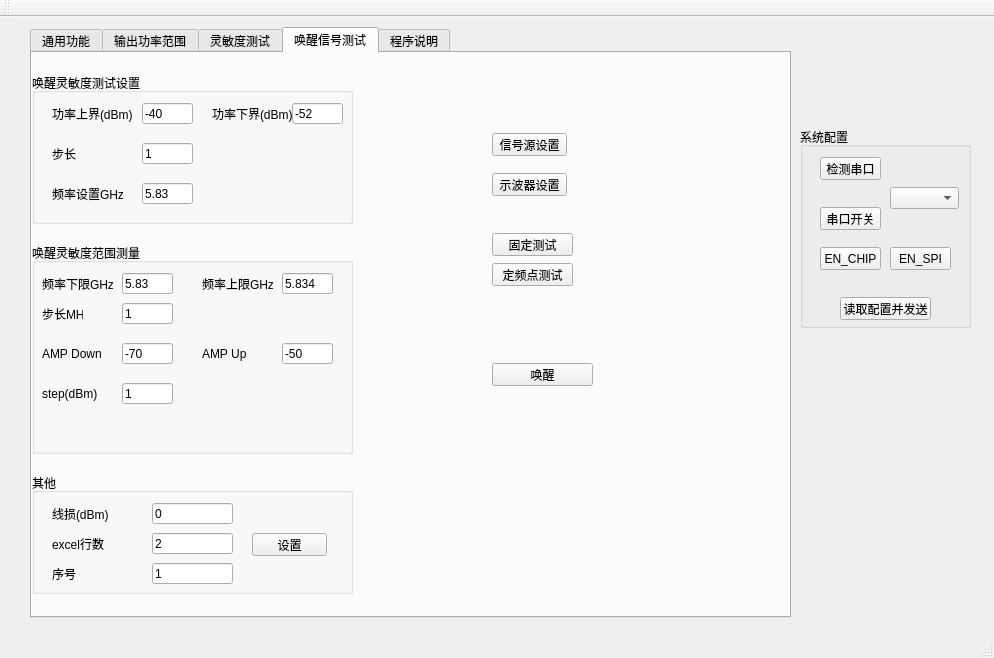
Above: VisaCtrlV1/mainwindow.ui from jayhood970131/visacontrol before the change. Below: the same form after it.
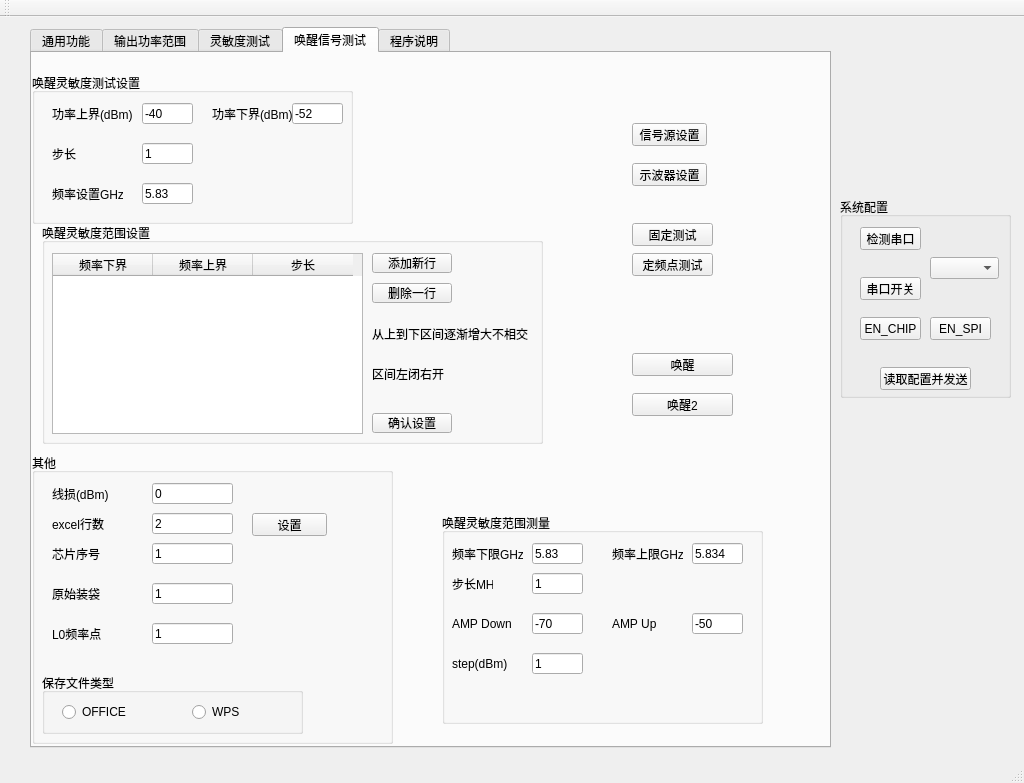
That is the form after the change.

Commit message: 唤醒灵敏度测试算法中心扩展和范围收缩法

```diff
--- a/VisaCtrlV1/mainwindow.ui
+++ b/VisaCtrlV1/mainwindow.ui
@@ -6,8 +6,8 @@
    <rect>
     <x>0</x>
     <y>0</y>
-    <width>994</width>
-    <height>658</height>
+    <width>1024</width>
+    <height>783</height>
    </rect>
   </property>
   <property name="windowTitle">
@@ -19,8 +19,8 @@
      <rect>
       <x>30</x>
       <y>10</y>
-      <width>761</width>
-      <height>591</height>
+      <width>801</width>
+      <height>721</height>
      </rect>
     </property>
     <property name="currentIndex">
@@ -1500,8 +1500,8 @@
      <widget class="QPushButton" name="btnWuN5172B">
       <property name="geometry">
        <rect>
-        <x>460</x>
-        <y>80</y>
+        <x>600</x>
+        <y>70</y>
         <width>75</width>
         <height>23</height>
        </rect>
@@ -1513,8 +1513,8 @@
      <widget class="QPushButton" name="btnWuTest">
       <property name="geometry">
        <rect>
-        <x>460</x>
-        <y>180</y>
+        <x>600</x>
+        <y>170</y>
         <width>81</width>
         <height>23</height>
        </rect>
@@ -1526,8 +1526,8 @@
      <widget class="QPushButton" name="btnWuSet">
       <property name="geometry">
        <rect>
-        <x>460</x>
-        <y>120</y>
+        <x>600</x>
+        <y>110</y>
         <width>75</width>
         <height>23</height>
        </rect>
@@ -1539,8 +1539,8 @@
      <widget class="QPushButton" name="WuFreTest">
       <property name="geometry">
        <rect>
-        <x>460</x>
-        <y>210</y>
+        <x>600</x>
+        <y>200</y>
         <width>81</width>
         <height>23</height>
        </rect>
@@ -1552,8 +1552,8 @@
      <widget class="QGroupBox" name="groupBox_2">
       <property name="geometry">
        <rect>
-        <x>0</x>
-        <y>190</y>
+        <x>410</x>
+        <y>460</y>
         <width>321</width>
         <height>211</height>
        </rect>
@@ -1721,8 +1721,8 @@
      <widget class="QPushButton" name="WuMaxAmplTest">
       <property name="geometry">
        <rect>
-        <x>460</x>
-        <y>310</y>
+        <x>600</x>
+        <y>300</y>
         <width>101</width>
         <height>23</height>
        </rect>
@@ -1735,9 +1735,9 @@
       <property name="geometry">
        <rect>
         <x>0</x>
-        <y>420</y>
-        <width>321</width>
-        <height>121</height>
+        <y>400</y>
+        <width>361</width>
+        <height>291</height>
        </rect>
       </property>
       <property name="title">
@@ -1813,12 +1813,12 @@
         <rect>
          <x>20</x>
          <y>80</y>
-         <width>41</width>
+         <width>71</width>
          <height>41</height>
         </rect>
        </property>
        <property name="text">
-        <string>序号</string>
+        <string>芯片序号</string>
        </property>
       </widget>
       <widget class="QLineEdit" name="EditBoardWu">
@@ -1834,6 +1834,225 @@
         <string>1</string>
        </property>
       </widget>
+      <widget class="QLabel" name="label_50">
+       <property name="geometry">
+        <rect>
+         <x>20</x>
+         <y>120</y>
+         <width>81</width>
+         <height>41</height>
+        </rect>
+       </property>
+       <property name="text">
+        <string>原始装袋</string>
+       </property>
+      </widget>
+      <widget class="QLineEdit" name="tb_originalPackage">
+       <property name="geometry">
+        <rect>
+         <x>120</x>
+         <y>130</y>
+         <width>81</width>
+         <height>21</height>
+        </rect>
+       </property>
+       <property name="text">
+        <string>1</string>
+       </property>
+      </widget>
+      <widget class="QGroupBox" name="groupBox_appHandle">
+       <property name="geometry">
+        <rect>
+         <x>10</x>
+         <y>220</y>
+         <width>261</width>
+         <height>61</height>
+        </rect>
+       </property>
+       <property name="title">
+        <string>保存文件类型</string>
+       </property>
+       <widget class="QRadioButton" name="rb_office">
+        <property name="geometry">
+         <rect>
+          <x>20</x>
+          <y>30</y>
+          <width>91</width>
+          <height>18</height>
+         </rect>
+        </property>
+        <property name="text">
+         <string>OFFICE</string>
+        </property>
+       </widget>
+       <widget class="QRadioButton" name="rb_wps">
+        <property name="geometry">
+         <rect>
+          <x>150</x>
+          <y>30</y>
+          <width>91</width>
+          <height>18</height>
+         </rect>
+        </property>
+        <property name="text">
+         <string>WPS</string>
+        </property>
+       </widget>
+      </widget>
+      <widget class="QLabel" name="label_51">
+       <property name="geometry">
+        <rect>
+         <x>20</x>
+         <y>160</y>
+         <width>81</width>
+         <height>41</height>
+        </rect>
+       </property>
+       <property name="text">
+        <string>L0频率点</string>
+       </property>
+      </widget>
+      <widget class="QLineEdit" name="tb_L0Wu">
+       <property name="geometry">
+        <rect>
+         <x>120</x>
+         <y>170</y>
+         <width>81</width>
+         <height>21</height>
+        </rect>
+       </property>
+       <property name="text">
+        <string>1</string>
+       </property>
+      </widget>
+     </widget>
+     <widget class="QGroupBox" name="groupBox_12">
+      <property name="geometry">
+       <rect>
+        <x>10</x>
+        <y>170</y>
+        <width>501</width>
+        <height>221</height>
+       </rect>
+      </property>
+      <property name="title">
+       <string>唤醒灵敏度范围设置</string>
+      </property>
+      <widget class="QTableWidget" name="tbl_spanSet">
+       <property name="geometry">
+        <rect>
+         <x>10</x>
+         <y>30</y>
+         <width>311</width>
+         <height>181</height>
+        </rect>
+       </property>
+       <column>
+        <property name="text">
+         <string>频率下界</string>
+        </property>
+       </column>
+       <column>
+        <property name="text">
+         <string>频率上界</string>
+        </property>
+       </column>
+       <column>
+        <property name="text">
+         <string>步长</string>
+        </property>
+       </column>
+      </widget>
+      <widget class="QPushButton" name="btn_newLineWu">
+       <property name="geometry">
+        <rect>
+         <x>330</x>
+         <y>30</y>
+         <width>80</width>
+         <height>20</height>
+        </rect>
+       </property>
+       <property name="text">
+        <string>添加新行</string>
+       </property>
+      </widget>
+      <widget class="QPushButton" name="btn_removeLineWu">
+       <property name="geometry">
+        <rect>
+         <x>330</x>
+         <y>60</y>
+         <width>80</width>
+         <height>20</height>
+        </rect>
+       </property>
+       <property name="text">
+        <string>删除一行</string>
+       </property>
+      </widget>
+      <widget class="QPushButton" name="btn_finishConfigWu">
+       <property name="geometry">
+        <rect>
+         <x>330</x>
+         <y>190</y>
+         <width>80</width>
+         <height>20</height>
+        </rect>
+       </property>
+       <property name="text">
+        <string>确认设置</string>
+       </property>
+      </widget>
+      <widget class="QLabel" name="label_52">
+       <property name="geometry">
+        <rect>
+         <x>330</x>
+         <y>90</y>
+         <width>171</width>
+         <height>41</height>
+        </rect>
+       </property>
+       <property name="lineWidth">
+        <number>-2</number>
+       </property>
+       <property name="text">
+        <string>从上到下区间逐渐增大不相交</string>
+       </property>
+       <property name="textFormat">
+        <enum>Qt::AutoText</enum>
+       </property>
+      </widget>
+      <widget class="QLabel" name="label_53">
+       <property name="geometry">
+        <rect>
+         <x>330</x>
+         <y>130</y>
+         <width>171</width>
+         <height>41</height>
+        </rect>
+       </property>
+       <property name="lineWidth">
+        <number>-2</number>
+       </property>
+       <property name="text">
+        <string>区间左闭右开</string>
+       </property>
+       <property name="textFormat">
+        <enum>Qt::AutoText</enum>
+       </property>
+      </widget>
+     </widget>
+     <widget class="QPushButton" name="btn_wuSpanTest2">
+      <property name="geometry">
+       <rect>
+        <x>600</x>
+        <y>340</y>
+        <width>101</width>
+        <height>23</height>
+       </rect>
+      </property>
+      <property name="text">
+       <string>唤醒2</string>
+      </property>
      </widget>
     </widget>
     <widget class="QWidget" name="tab_3">
@@ -1894,8 +2113,8 @@
    <widget class="QGroupBox" name="groupBox_8">
     <property name="geometry">
      <rect>
-      <x>800</x>
-      <y>110</y>
+      <x>840</x>
+      <y>180</y>
       <width>171</width>
       <height>201</height>
      </rect>
```
Left out of the diff: 4 changed lines with no effect on the pictures. The commit also changes 29 other files.
